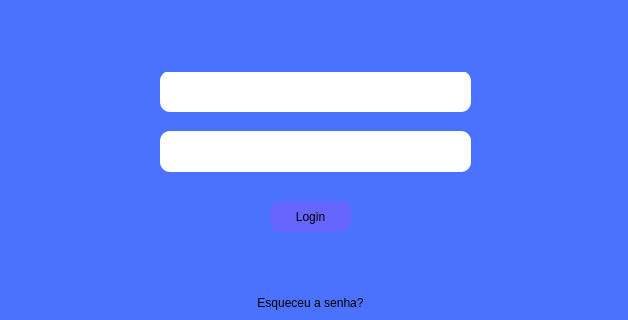
The window that login.ui (vitoradsp/academicsys) describes before a commit, drawn with Qt 5; both pictures show x 0 to 628 and y 219 to 539 of the 628 by 539 pixel window.
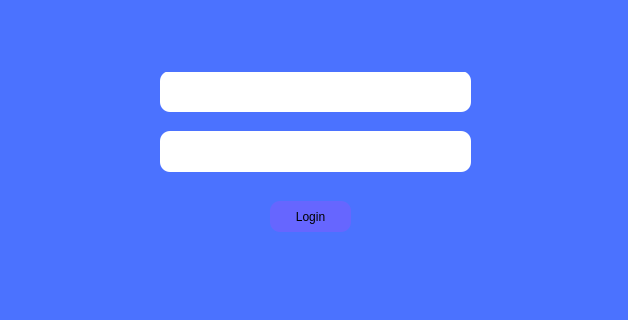
The same window after the commit. Icons and pictures are not drawn.

```diff
--- a/login.ui
+++ b/login.ui
@@ -105,23 +105,6 @@
      <string/>
     </property>
    </widget>
-   <widget class="QPushButton" name="btn_esquecisenha">
-    <property name="geometry">
-     <rect>
-      <x>250</x>
-      <y>510</y>
-      <width>121</width>
-      <height>23</height>
-     </rect>
-    </property>
-    <property name="styleSheet">
-     <string notr="true">background-color: rgb(75, 114, 255);
-border-radius:10px</string>
-    </property>
-    <property name="text">
-     <string>Esqueceu a senha?</string>
-    </property>
-   </widget>
   </widget>
  </widget>
  <resources/>
```
